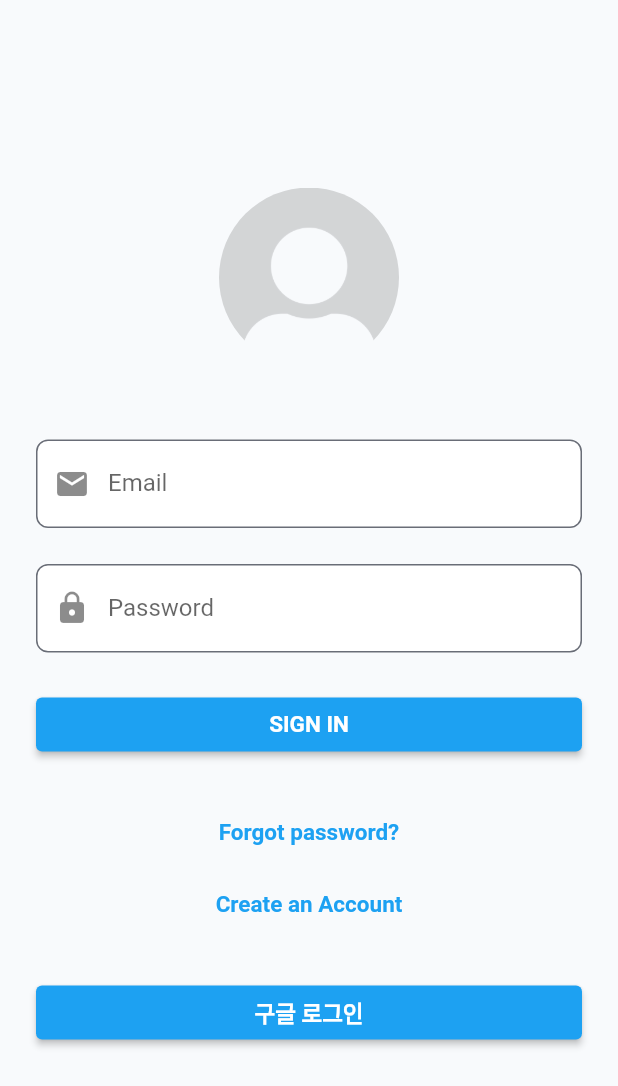
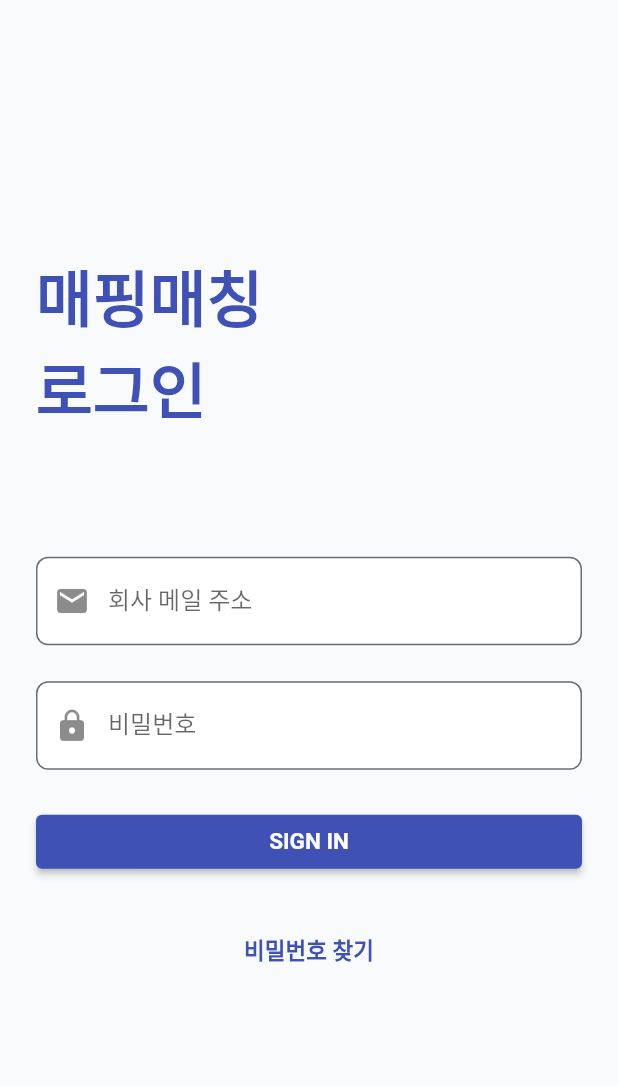
Before and after one commit to kyungsnim/make_destiny, a Flutter app: the SignInUI screen opened directly, on a phone screen of 412 x 824 dp. Shown: the top 1086 px of the screen. Run offline on Flutter 3.47's test engine with Material 2 defaults, Android fonts, the phone set to English and light mode, and no system bars; our stand-ins replace cloud_firestore, convex_bottom_bar, csv, firebase_auth, firebase_core, get and 1 more; accounts and stored records are empty; Roboto replaces fonts that are missing (ProductSans).

Commit message:
로그인 화면 구성 중

```diff
--- a/lib/constants/app_routes.dart
+++ b/lib/constants/app_routes.dart
@@ -1,4 +1,5 @@
 import 'package:get/get.dart';
+import 'package:make_destiny/ui/auth/sign_up_or_sign_in_ui.dart';
 import 'package:make_destiny/ui/ui.dart';
 import 'package:make_destiny/ui/auth/auth.dart';
 
@@ -8,6 +9,7 @@ class AppRoutes {
     GetPage(name: '/', page: () => SplashUI()),
     GetPage(name: '/newsignin', page: () => NewSignInUI()),
     GetPage(name: '/signup', page: () => SignUpUI()),
+    GetPage(name: '/signup-signin', page: () => SignUpOrSignInUI()),
     GetPage(name: '/home', page: () => HomeUI(0)),
     GetPage(name: '/settings', page: () => SettingsUI()),
     GetPage(name: '/reset-password', page: () => ResetPasswordUI()),
--- a/lib/constants/app_themes.dart
+++ b/lib/constants/app_themes.dart
@@ -3,7 +3,7 @@ import 'package:flutter/material.dart';
 class AppThemes {
   AppThemes._();
 
-  static const Color dodgerBlue = Color.fromRGBO(29, 161, 242, 1);
+  static const Color dodgerBlue = Colors.indigo;//Color.fromRGBO(29, 161, 242, 1);
   static const Color whiteLilac = Color.fromRGBO(248, 250, 252, 1);
   static const Color blackPearl = Color.fromRGBO(30, 31, 43, 1);
   static const Color brinkPink = Color.fromRGBO(255, 97, 136, 1);
--- a/lib/controllers/auth_controller.dart
+++ b/lib/controllers/auth_controller.dart
@@ -6,6 +6,7 @@ import 'package:get/get.dart';
 import 'package:cloud_firestore/cloud_firestore.dart';
 import 'package:make_destiny/models/models.dart';
 import 'package:make_destiny/ui/auth/auth.dart';
+import 'package:make_destiny/ui/auth/sign_up_or_sign_in_ui.dart';
 import 'package:make_destiny/ui/ui.dart';
 import 'package:make_destiny/ui/components/components.dart';
 import 'package:make_destiny/helpers/helpers.dart';
@@ -52,9 +53,10 @@ class AuthController extends GetxController {
       await isAdmin();
     }
 
+    /// 앱 시작시 기존 로그인했던 사용자라면 바로 HomeUI로, 로그인 필요한 사용자라면 SignInUI 페이지로 이동
     if (_firebaseUser == null) {
       print('Send to signin');
-      Get.offAll(SignInUI());
+      Get.offAll(SignUpOrSignInUI()); // SignInUI());
     } else {
       Get.offAll(HomeUI(0));
     }
--- a/lib/ui/auth/sign_in_ui.dart
+++ b/lib/ui/auth/sign_in_ui.dart
@@ -24,12 +24,14 @@ class SignInUI extends StatelessWidget {
                 mainAxisAlignment: MainAxisAlignment.center,
                 crossAxisAlignment: CrossAxisAlignment.stretch,
                 children: <Widget>[
-                  LogoGraphicHeader(),
-                  SizedBox(height: 48.0),
+                  // LogoGraphicHeader(),
+                  Text('매핑매칭', style: TextStyle(color: Colors.indigo, fontSize: MediaQuery.of(context).size.width * 0.1, fontWeight: FontWeight.bold),),
+                  Text('로그인', style: TextStyle(color: Colors.indigo, fontSize: MediaQuery.of(context).size.width * 0.1, fontWeight: FontWeight.bold),),
+                  SizedBox(height: MediaQuery.of(context).size.height * 0.1),
                   FormInputFieldWithIcon(
                     controller: authController.emailController,
                     iconPrefix: Icons.email,
-                    labelText: 'auth.emailFormField'.tr,
+                    labelText: '회사 메일 주소',
                     validator: Validator().email,
                     keyboardType: TextInputType.emailAddress,
                     onChanged: (value) => null,
@@ -40,7 +42,7 @@ class SignInUI extends StatelessWidget {
                   FormInputFieldWithIcon(
                     controller: authController.passwordController,
                     iconPrefix: Icons.lock,
-                    labelText: 'auth.passwordFormField'.tr,
+                    labelText: '비밀번호',
                     validator: Validator().password,
                     obscureText: true,
                     onChanged: (value) => null,
@@ -58,19 +60,9 @@ class SignInUI extends StatelessWidget {
                       }),
                   FormVerticalSpace(),
                   LabelButton(
-                    labelText: 'auth.resetPasswordLabelButton'.tr,
+                    labelText: '비밀번호 찾기',
                     onPressed: () => Get.to(ResetPasswordUI()),
                   ),
-                  LabelButton(
-                    labelText: 'auth.signUpLabelButton'.tr,
-                    onPressed: () => Get.to(SignUpUI()),
-                  ),
-                  FormVerticalSpace(),
-                  PrimaryButton(
-                      labelText: '구글 로그인',
-                      onPressed: () async {
-
-                      }),
                 ],
               ),
             ),
```
Also changed, not shown: lib/ui/auth/update_profile_ui.dart (+22 -16 lines).
